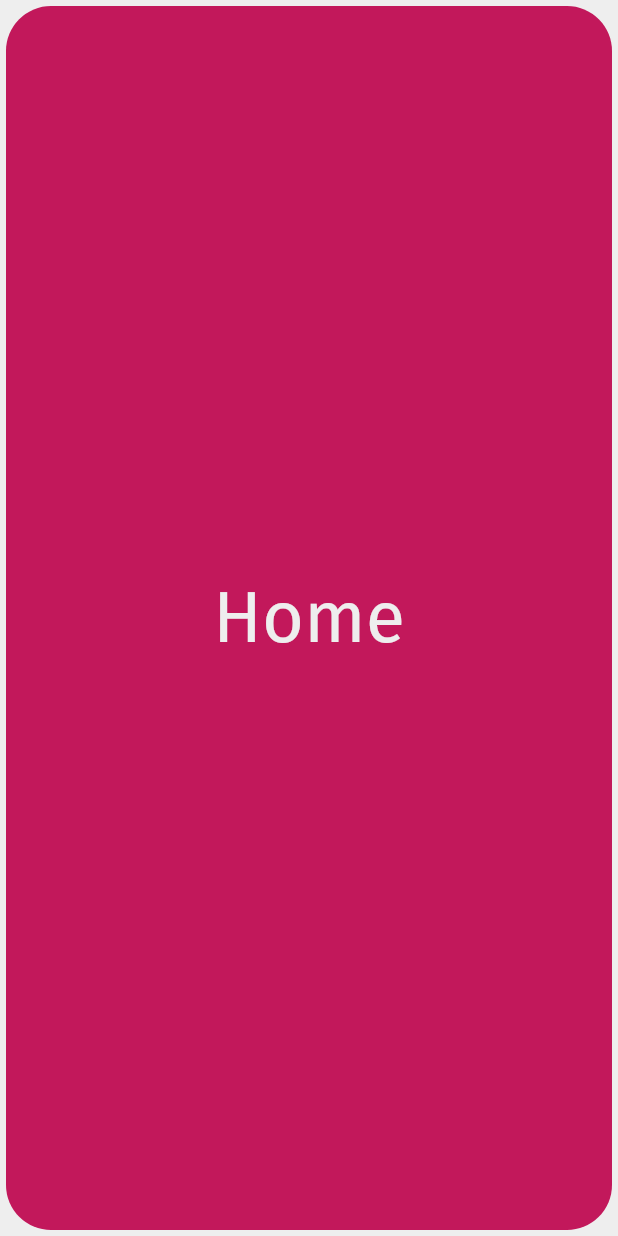
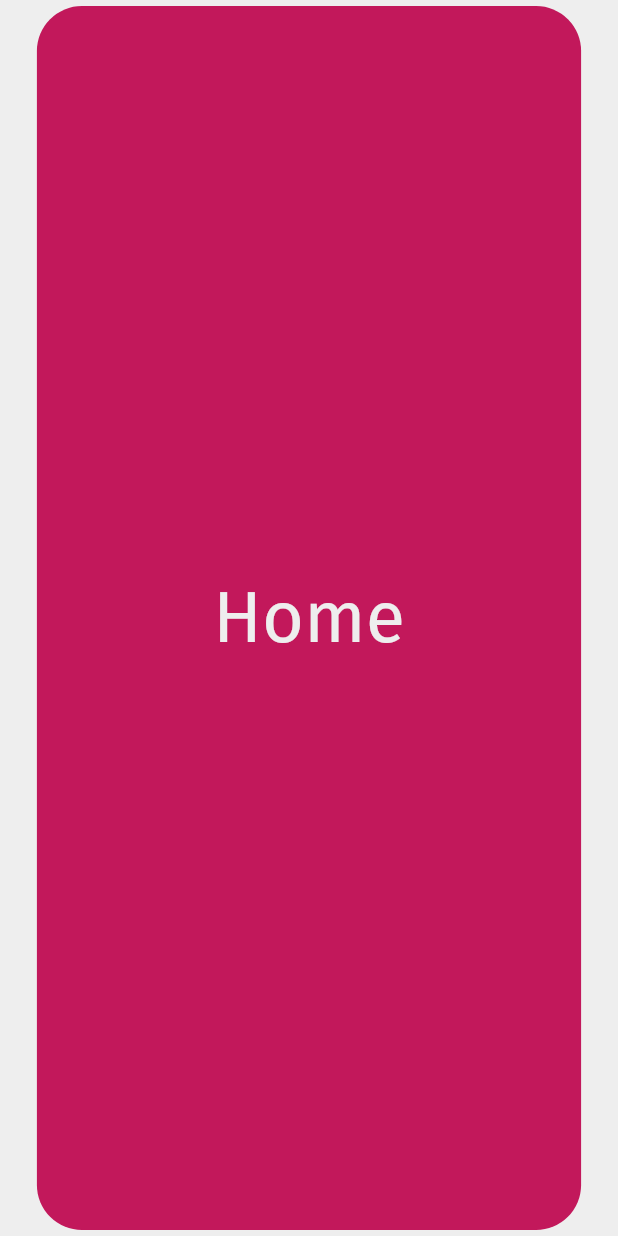
Before and after one commit to mzamayias/2048_project, a Flutter app: the screen it shows after launch, on a phone screen of 412 x 824 dp. Run offline on Flutter 3.47's test engine with Material 2 defaults, Android fonts, the phone set to English and light mode, and no system bars; our stand-ins replace flutter_swiper, google_fonts.

Commit message:
code is working

```diff
--- a/lib/main.dart
+++ b/lib/main.dart
@@ -19,19 +19,17 @@ class _MyAppState extends State<MyApp> {
       debugShowCheckedModeBanner: false,
       home: AnnotatedRegion<SystemUiOverlayStyle>(
         value: SystemUiOverlayStyle(
-          // statusBarColor: Colors.grey[200],
-          statusBarColor: Colors.transparent,
+          statusBarColor: Colors.grey[200],
           statusBarBrightness: Brightness.light,
           statusBarIconBrightness: Brightness.dark,
-          // systemNavigationBarColor: Colors.grey[200],
-          systemNavigationBarColor: Colors.transparent,
+          systemNavigationBarColor: Colors.grey[200],
           systemNavigationBarIconBrightness: Brightness.dark,
           systemNavigationBarDividerColor: Colors.transparent,
         ),
-        child: SafeArea(
-          child: Scaffold(
-            backgroundColor: Colors.grey[200],
-            body: CurrentView(),
+        child: Scaffold(
+          backgroundColor: Colors.grey[200],
+          body: SafeArea(
+            child: CurrentView(),
           ),
         ),
       ),
--- a/lib/views/current.dart
+++ b/lib/views/current.dart
@@ -16,9 +16,10 @@ class CurrentView extends StatelessWidget {
       layout: SwiperLayout.DEFAULT,
       itemCount: viewList.length,
       itemBuilder: (context, index) => viewList[index],
-      viewportFraction: 1,
-      scale: 1,
-      physics: BouncingScrollPhysics(),
+      viewportFraction: 0.9,
+      scale: 0.3,
+      curve: Curves.slowMiddle,
+      // physics: NeverScrollableScrollPhysics(),
     );
   }
 }
```
